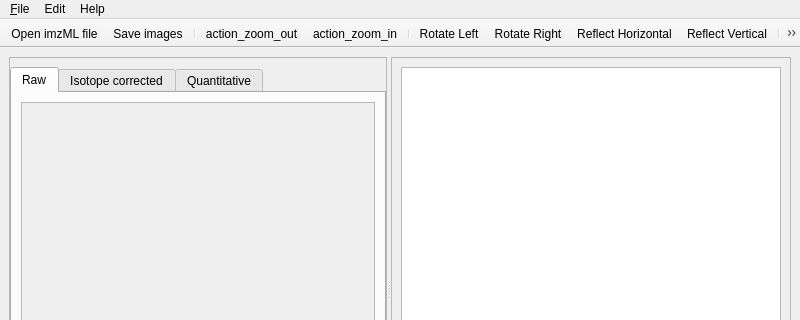
First picture: the form in resources/views/MsiMainWindow.ui, repository swinnenteam/LipidQMap, before the edit; both pictures show x 0 to 800 and y 0 to 320 of the 800 by 600 pixel window.
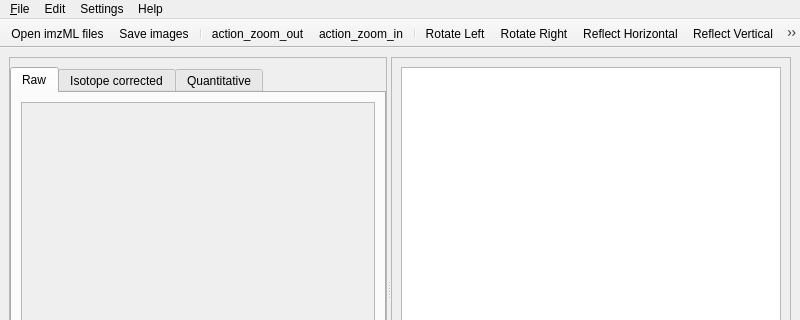
Second picture: the form after the edit. Icons and pictures are not drawn.

Commit message: Add settings window

What changed in the file:
```diff
--- a/resources/views/MsiMainWindow.ui
+++ b/resources/views/MsiMainWindow.ui
@@ -222,7 +222,7 @@
      <x>0</x>
      <y>0</y>
      <width>800</width>
-     <height>24</height>
+     <height>37</height>
     </rect>
    </property>
    <widget class="QMenu" name="menu_file">
@@ -247,8 +247,15 @@
     </property>
     <addaction name="action_open_about_dialog"/>
    </widget>
+   <widget class="QMenu" name="menuSettings">
+    <property name="title">
+     <string>Settings</string>
+    </property>
+    <addaction name="action_open_settings_window"/>
+   </widget>
    <addaction name="menu_file"/>
    <addaction name="menuEdit"/>
+   <addaction name="menuSettings"/>
    <addaction name="menuHelp"/>
   </widget>
   <widget class="QStatusBar" name="statusbar"/>
@@ -284,6 +291,7 @@
    <addaction name="separator"/>
    <addaction name="action_global"/>
    <addaction name="separator"/>
+   <addaction name="action_open_settings_window"/>
    <addaction name="action_open_about_dialog"/>
   </widget>
   <action name="action_open_imzml_dialog">
@@ -292,7 +300,7 @@
      <normaloff>:/images/icons/open_file.png</normaloff>:/images/icons/open_file.png</iconset>
    </property>
    <property name="text">
-    <string>Open imzML file...</string>
+    <string>Open imzML files...</string>
    </property>
   </action>
   <action name="action_open_save_dialog">
@@ -412,6 +420,18 @@
     <enum>QAction::NoRole</enum>
    </property>
   </action>
+  <action name="action_open_settings_window">
+   <property name="icon">
+    <iconset resource="../resources.qrc">
+     <normaloff>:/images/icons/settings.png</normaloff>:/images/icons/settings.png</iconset>
+   </property>
+   <property name="text">
+    <string>Settings</string>
+   </property>
+   <property name="menuRole">
+    <enum>QAction::NoRole</enum>
+   </property>
+  </action>
  </widget>
  <resources>
   <include location="../resources.qrc"/>
```
Left out of the diff: 6 changed lines with no effect on the pictures. The commit also changes 16 other files.
